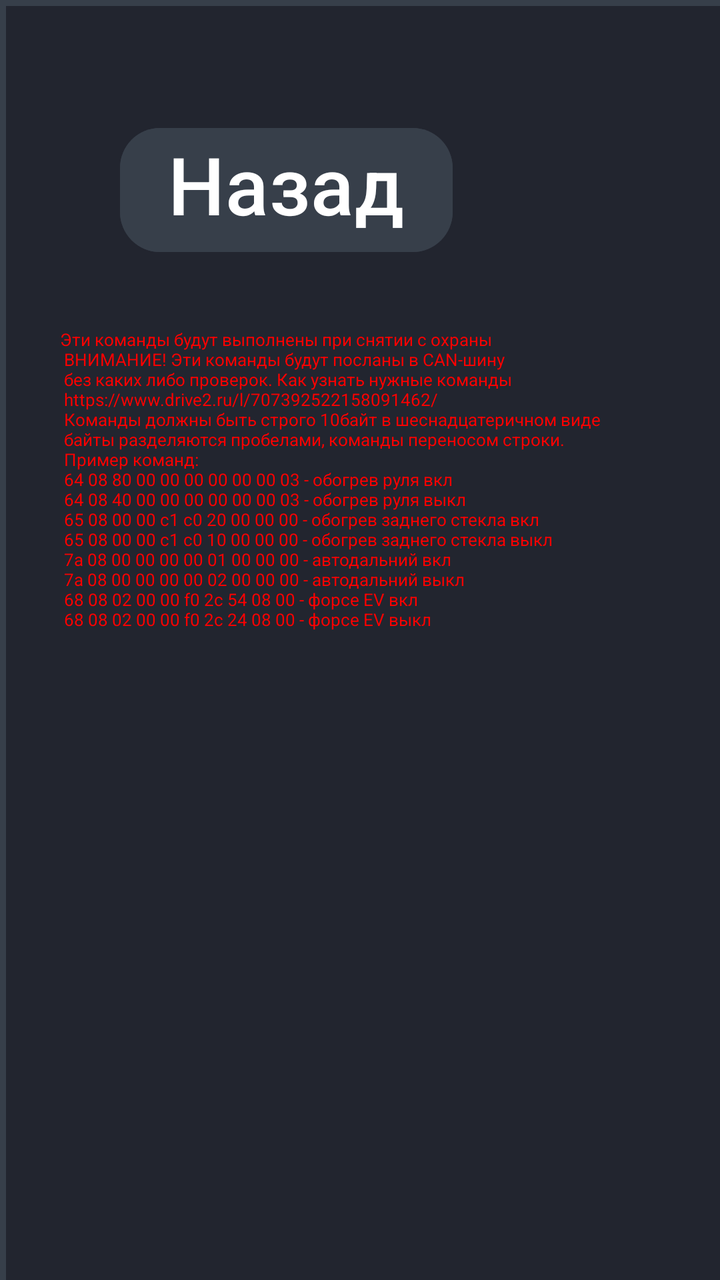
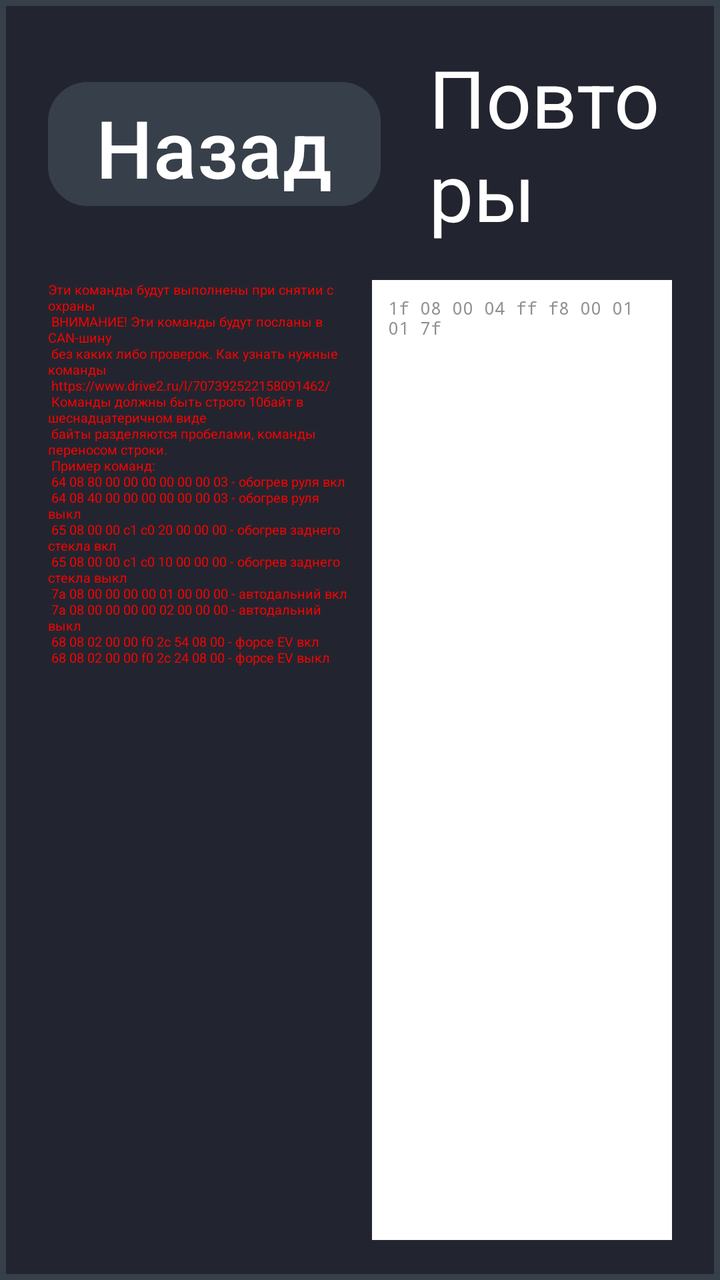

Two renders of the same Android screen: before a commit and after it. Below are the layout's source before the change and the commit's diff.
<!-- AndroidManifest.xml: application theme Theme.RestoreMode -->
<!-- res/layout/activity_advance.xml -->
<?xml version="1.0" encoding="utf-8"?>
<androidx.constraintlayout.widget.ConstraintLayout xmlns:android="http://schemas.android.com/apk/res/android"
    xmlns:app="http://schemas.android.com/apk/res-auto"
    xmlns:tools="http://schemas.android.com/tools"
    android:id="@+id/main"
    android:layout_width="1920dp"
    android:layout_height="720dp"
    tools:context=".AdvanceActivity">

    <GridLayout
        android:layout_width="1920dp"
        android:layout_height="720dp"
        android:animateLayoutChanges="true"
        android:background="@drawable/layout_category_bg_noround"
        android:columnCount="3"
        android:padding="30dp"
        android:rowCount="2">

        <TextView
            android:id="@+id/TextWarn"
            android:layout_width="1000dp"
            android:layout_height="500dp"
            android:layout_row="1"
            android:layout_column="0"
            android:text="@string/activity_advance_text"
            android:textColor="#ff0000"
            android:textSize="26px" />

        <EditText
            android:id="@+id/rawCanCodes"
            android:layout_height="500dp"
            android:layout_row="1"
            android:layout_column="1"
            android:layout_columnSpan="2"
            android:background="#ffffff"
            android:ems="17"
            android:fontFamily="monospace"
            android:gravity="clip_vertical"
            android:text="1f 08 00 04 ff f8 00 01 01 7f\n"
            android:textColor="#909090"
            android:textSize="36px" />

        <Button
            android:id="@+id/buttonBack"
            android:layout_width="wrap_content"
            android:layout_height="70dp"
            android:layout_margin="30dp"
            android:layout_row="0"
            android:layout_column="0"
            android:layout_marginHorizontal="20dp"
            android:layout_marginStart="30dp"
            android:backgroundTint="#373f4a"
            android:onClick="onButtonClickFinish"
            android:paddingTop="0dp"
            android:text="Назад"
            android:textColor="#FFFFFF"
            android:textSize="40dp"
            app:cornerRadius="20dp" />

        <Button
            android:id="@+id/buttonCleanOff"
            android:layout_width="wrap_content"
            android:layout_height="70dp"
            android:layout_row="0"
            android:layout_column="2"
            android:layout_gravity="left"
            android:layout_margin="30dp"
            android:layout_marginHorizontal="20dp"
            android:layout_marginStart="30dp"
            android:backgroundTint="#373f4a"
            android:onClick="onButtonClickClean"
            android:paddingTop="0dp"
            android:text="Очистить"
            android:textColor="#FFFFFF"
            android:textSize="40dp"
            app:cornerRadius="20dp" />

        <NumberPicker
            android:id="@+id/pickerCustomCommandCount"
            android:layout_width="120dp"
            android:layout_height="120dp"
            android:layout_row="0"
            android:layout_column="1"
            android:layout_gravity="end"
            android:layout_marginStart="300dp"
            android:orientation="horizontal"
            android:outlineAmbientShadowColor="#C14A24"
            android:outlineSpotShadowColor="#8BC34A" />

        <TextView
            android:id="@+id/textView"
            android:layout_width="wrap_content"
            android:layout_height="62dp"
            android:layout_row="0"
            android:layout_column="1"
            android:layout_gravity="left"
            android:layout_margin="30dp"
            android:text="Повторы"
            android:textColor="#FFFFFF"
            android:textSize="40dp" />


    </GridLayout>
</androidx.constraintlayout.widget.ConstraintLayout>
<!-- resources referenced by this layout -->
<resources>
  <!-- drawable layout_category_bg_noround (drawable) -->
  <?xml version="1.0" encoding="UTF-8"?>
  <shape xmlns:android="http://schemas.android.com/apk/res/android">
      <solid android:color="#22252f"/>
      <stroke android:width="3dp" android:color="#373f4a" />
      <corners android:radius="0dp"/>
      <padding android:left="30dp" android:top="30dp" android:right="30dp" android:bottom="30dp" />
  </shape>
  <string name="activity_advance_text">
          Эти команды будут выполнены при снятии с охраны\n
          ВНИМАНИЕ! Эти команды будут посланы в CAN-шину\n
          без каких либо проверок. Как узнать нужные команды\n
          https://www.drive2.ru/l/707392522158091462/\n
          Команды должны быть строго 10байт в шеснадцатеричном виде\n
          байты разделяются пробелами, команды переносом строки.\n
          Пример команд:\n
          64 08 80 00 00 00 00 00 00 03 - обогрев руля вкл\n
          64 08 40 00 00 00 00 00 00 03 - обогрев руля выкл\n
          65 08 00 00 c1 c0 20 00 00 00 - обогрев заднего стекла вкл\n
          65 08 00 00 c1 c0 10 00 00 00 - обогрев заднего стекла выкл\n
          7a 08 00 00 00 00 01 00 00 00 - автодальний вкл\n
          7a 08 00 00 00 00 02 00 00 00 - автодальний выкл\n
          68 08 02 00 00 f0 2c 54 08 00 - форсе EV вкл\n
          68 08 02 00 00 f0 2c 24 08 00 - форсе EV выкл
      </string>
  <style name="Theme.RestoreMode" parent="Base.Theme.RestoreMode" />
  <style name="Base.Theme.RestoreMode" parent="Theme.Material3.DayNight.NoActionBar">
          
          
      </style>
</resources>

<!-- the commit's change to res/layout/activity_advance.xml (unified diff, before → after) -->
@@ -1,104 +1,104 @@
 <?xml version="1.0" encoding="utf-8"?>
-<androidx.constraintlayout.widget.ConstraintLayout xmlns:android="http://schemas.android.com/apk/res/android"
+<LinearLayout xmlns:android="http://schemas.android.com/apk/res/android"
     xmlns:app="http://schemas.android.com/apk/res-auto"
     xmlns:tools="http://schemas.android.com/tools"
     android:id="@+id/main"
-    android:layout_width="1920dp"
-    android:layout_height="720dp"
+    android:layout_width="match_parent"
+    android:layout_height="match_parent"
+    android:background="@drawable/layout_category_bg_noround"
+    android:orientation="vertical"
+    android:paddingHorizontal="24dp"
+    android:paddingVertical="12dp"
+    android:fitsSystemWindows="true"
     tools:context=".AdvanceActivity">
 
-    <GridLayout
-        android:layout_width="1920dp"
-        android:layout_height="720dp"
-        android:animateLayoutChanges="true"
-        android:background="@drawable/layout_category_bg_noround"
-        android:columnCount="3"
-        android:padding="30dp"
-        android:rowCount="2">
-
-        <TextView
-            android:id="@+id/TextWarn"
-            android:layout_width="1000dp"
-            android:layout_height="500dp"
-            android:layout_row="1"
-            android:layout_column="0"
-            android:text="@string/activity_advance_text"
-            android:textColor="#ff0000"
-            android:textSize="26px" />
-
-        <EditText
-            android:id="@+id/rawCanCodes"
-            android:layout_height="500dp"
-            android:layout_row="1"
-            android:layout_column="1"
-            android:layout_columnSpan="2"
-            android:background="#ffffff"
-            android:ems="17"
-            android:fontFamily="monospace"
-            android:gravity="clip_vertical"
-            android:text="1f 08 00 04 ff f8 00 01 01 7f\n"
-            android:textColor="#909090"
-            android:textSize="36px" />
+    
+    <LinearLayout
+        android:layout_width="match_parent"
+        android:layout_height="wrap_content"
+        android:orientation="horizontal"
+        android:gravity="center_vertical"
+        android:layout_marginBottom="8dp">
 
         <Button
             android:id="@+id/buttonBack"
             android:layout_width="wrap_content"
             android:layout_height="70dp"
-            android:layout_margin="30dp"
-            android:layout_row="0"
-            android:layout_column="0"
-            android:layout_marginHorizontal="20dp"
-            android:layout_marginStart="30dp"
             android:backgroundTint="#373f4a"
             android:onClick="onButtonClickFinish"
-            android:paddingTop="0dp"
             android:text="Назад"
             android:textColor="#FFFFFF"
             android:textSize="40dp"
             app:cornerRadius="20dp" />
 
+        <TextView
+            android:id="@+id/textView"
+            android:layout_width="wrap_content"
+            android:layout_height="wrap_content"
+            android:layout_marginStart="24dp"
+            android:text="Повторы"
+            android:textColor="#FFFFFF"
+            android:textSize="40dp" />
+
+        <NumberPicker
+            android:id="@+id/pickerCustomCommandCount"
+            android:layout_width="120dp"
+            android:layout_height="120dp"
+            android:layout_marginStart="8dp"
+            android:orientation="horizontal"
+            android:outlineAmbientShadowColor="#C14A24"
+            android:outlineSpotShadowColor="#8BC34A" />
+
+        <Space
+            android:layout_width="0dp"
+            android:layout_height="1dp"
+            android:layout_weight="1" />
+
         <Button
-            android:id="@+id/buttonCleanOff"
+            android:id="@+id/buttonClean"
             android:layout_width="wrap_content"
             android:layout_height="70dp"
-            android:layout_row="0"
-            android:layout_column="2"
-            android:layout_gravity="left"
-            android:layout_margin="30dp"
-            android:layout_marginHorizontal="20dp"
-            android:layout_marginStart="30dp"
             android:backgroundTint="#373f4a"
             android:onClick="onButtonClickClean"
-            android:paddingTop="0dp"
             android:text="Очистить"
             android:textColor="#FFFFFF"
             android:textSize="40dp"
             app:cornerRadius="20dp" />
 
-        <NumberPicker
-            android:id="@+id/pickerCustomCommandCount"
-            android:layout_width="120dp"
-            android:layout_height="120dp"
-            android:layout_row="0"
-            android:layout_column="1"
-            android:layout_gravity="end"
-            android:layout_marginStart="300dp"
-            android:orientation="horizontal"
-            android:outlineAmbientShadowColor="#C14A24"
-            android:outlineSpotShadowColor="#8BC34A" />
+    </LinearLayout>
+
+    
+    <LinearLayout
+        android:layout_width="match_parent"
+        android:layout_height="0dp"
+        android:layout_weight="1"
+        android:orientation="horizontal"
+        android:layout_marginBottom="8dp">
 
         <TextView
-            android:id="@+id/textView"
-            android:layout_width="wrap_content"
-            android:layout_height="62dp"
-            android:layout_row="0"
-            android:layout_column="1"
-            android:layout_gravity="left"
-            android:layout_margin="30dp"
-            android:text="Повторы"
-            android:textColor="#FFFFFF"
-            android:textSize="40dp" />
+            android:id="@+id/TextWarn"
+            android:layout_width="0dp"
+            android:layout_height="match_parent"
+            android:layout_weight="1"
+            android:text="@string/activity_advance_text"
+            android:textColor="#ff0000"
+            android:textSize="20px"
+            android:layout_marginEnd="12dp" />
+
+        <EditText
+            android:id="@+id/rawCanCodes"
+            android:layout_width="0dp"
+            android:layout_height="match_parent"
+            android:layout_weight="1"
+            android:background="#ffffff"
+            android:fontFamily="monospace"
+            android:gravity="top"
+            android:text="1f 08 00 04 ff f8 00 01 01 7f\n"
+            android:textColor="#909090"
+            android:textSize="26px"
+            android:padding="8dp" />
+
+    </LinearLayout>
 
 
-    </GridLayout>
-</androidx.constraintlayout.widget.ConstraintLayout>
+</LinearLayout>
